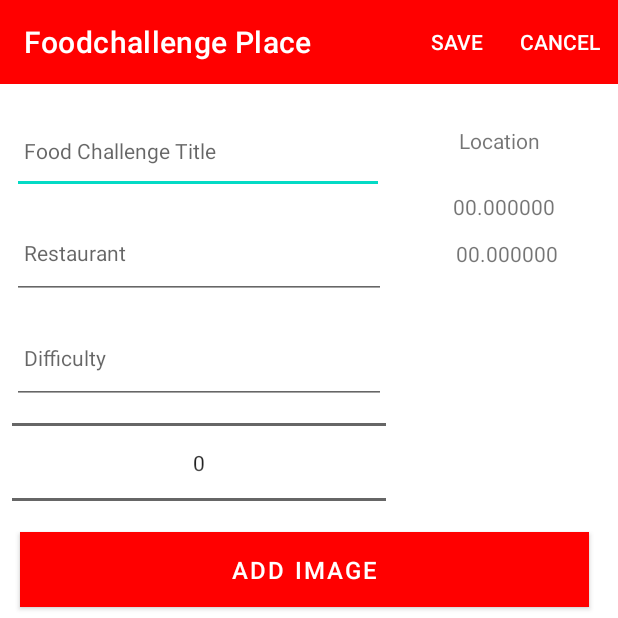
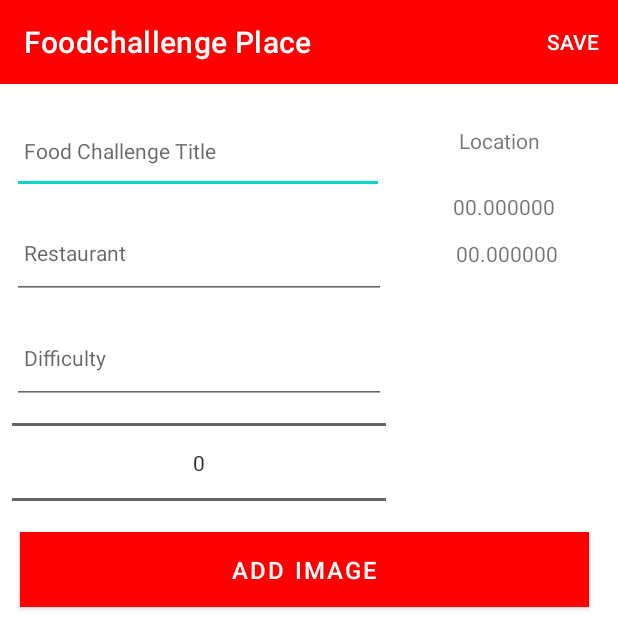
Before and after one commit to Colarein/FoodChallengePlaceApp, an Android app: the FoodchallengePlaceView screen opened directly, with no data from a screen before it, on a phone screen of 412 x 824 dp, the top half of it. Run offline under Robolectric (Android 15) with nearby library versions, the phone set to English and light mode, and no system bars; our stand-ins replace Firebase (no records; nobody signed in at launch, a user with empty details on screens opened directly), Picasso, Timber; pictures from the network do not load; 3 statements that could not run were skipped.

Commit message:
Removal of Address field and updating the layout of content foodchallenge Maps

```diff
--- a/app/src/main/java/org/wit/foodchallengeplace/helpers/LocationHelpers.kt
+++ b/app/src/main/java/org/wit/foodchallengeplace/helpers/LocationHelpers.kt
@@ -1,13 +1,21 @@
+@file:Suppress("DEPRECATION")
+
 package org.wit.foodchallengeplace.helpers
 
 import android.Manifest
+import android.annotation.SuppressLint
 import android.app.Activity
 import android.content.pm.PackageManager
 import androidx.core.app.ActivityCompat
+import com.google.android.gms.location.LocationRequest
+import com.google.android.gms.location.LocationRequest.create
+import com.google.android.gms.location.LocationRequest.PRIORITY_HIGH_ACCURACY
+import java.util.concurrent.TimeUnit
 
-val REQUEST_PERMISSIONS_REQUEST_CODE = 34
+const val REQUEST_PERMISSIONS_REQUEST_CODE = 34
 
 fun checkLocationPermissions(activity: Activity) : Boolean {
+
     if (ActivityCompat.checkSelfPermission(activity, Manifest.permission.ACCESS_FINE_LOCATION) == PackageManager.PERMISSION_GRANTED) {
         return true
     }
@@ -16,3 +24,12 @@ fun checkLocationPermissions(activity: Activity) : Boolean {
         return false
     }
 }
+@SuppressLint("RestrictedApi")
+fun createDefaultLocationRequest() : LocationRequest {
+    val locationRequest = create().apply{
+        interval = TimeUnit.SECONDS.toMillis(60)
+        fastestInterval = TimeUnit.SECONDS.toMillis(30)
+        priority = PRIORITY_HIGH_ACCURACY
+    }
+    return locationRequest
+}
--- a/app/src/main/java/org/wit/foodchallengeplace/views/foodchallengeplace/FoodchallengePlacePresenter.kt
+++ b/app/src/main/java/org/wit/foodchallengeplace/views/foodchallengeplace/FoodchallengePlacePresenter.kt
@@ -11,6 +11,8 @@ import androidx.activity.result.ActivityResultLauncher
 import androidx.activity.result.contract.ActivityResultContracts
 import androidx.appcompat.app.AppCompatActivity
 import com.google.android.gms.location.FusedLocationProviderClient
+import com.google.android.gms.location.LocationCallback
+import com.google.android.gms.location.LocationResult
 import com.google.android.gms.location.LocationServices
 import com.google.android.gms.maps.CameraUpdateFactory
 import com.google.android.gms.maps.GoogleMap
@@ -19,10 +21,11 @@ import com.google.android.gms.maps.model.MarkerOptions
 import org.wit.foodchallengeplace.main.MainApp
 import org.wit.foodchallengeplace.views.location.EditLocationView
 import org.wit.foodchallengeplace.helpers.checkLocationPermissions
+import org.wit.foodchallengeplace.helpers.createDefaultLocationRequest
 import timber.log.Timber.i
 
-@Suppress("DEPRECATION")
 class FoodchallengePlacePresenter(private val view: FoodchallengePlaceView) {
+    private val locationRequest = createDefaultLocationRequest()
     var map: GoogleMap? = null
     var foodchallengeplace = FoodchallengePlaceModel()
     var app: MainApp = view.application as MainApp
@@ -43,14 +46,15 @@ class FoodchallengePlacePresenter(private val view: FoodchallengePlaceView) {
         doPermissionLauncher()
         registerImagePickerCallback()
         registerMapCallback()
-        setupChallengePicker()
+        // setupChallengePicker()
 
         if (view.intent.hasExtra("foodchallengeplace_edit")) {
             edit = true
+            @Suppress("DEPRECATION")
             foodchallengeplace = view.intent.extras?.getParcelable("foodchallengeplace_edit")!!
             view.showFoodchallengeplace(foodchallengeplace)
-        } else {
-
+        }
+        else {
             if (checkLocationPermissions(view)) {
                 doSetCurrentLocation()
             }
@@ -86,13 +90,12 @@ class FoodchallengePlacePresenter(private val view: FoodchallengePlaceView) {
     }
 
     fun doSelectImage() {
-        view.let {
+        // view.let {
             showImagePicker(imageIntentLauncher)
-        }
+        // }
     }
 
     fun doSetLocation() {
-
         if (foodchallengeplace.zoom != 0f) {
             location.lat = foodchallengeplace.lat
             location.lng = foodchallengeplace.lng
@@ -112,15 +115,21 @@ class FoodchallengePlacePresenter(private val view: FoodchallengePlaceView) {
         }
     }
 
-    fun cacheFoodchallengeplace (
-        title: String, restaurant: String,
-        difficulty: String) //, challengePicker: Array<Int>)
-    {
-        foodchallengeplace.title = title
-        foodchallengeplace.restaurant = restaurant
-        foodchallengeplace.difficulty = difficulty
-        // foodchallengeplace.challengePicker = challengePicker
+    @SuppressLint("MissingPermission")
+    fun doRestartLocationUpdates() {
+        var locationCallback = object : LocationCallback() {
+            override fun onLocationResult(locationResult: LocationResult) {
+                if (locationResult.locations != null) {
+                    val l = locationResult.locations.last()
+                    locationUpdate(l.latitude, l.longitude)
+                }
+            }
+        }
+        if (!edit) {
+            locationService.requestLocationUpdates(locationRequest, locationCallback, null)
+        }
     }
+
     fun doConfigureMap(m: GoogleMap) {
         map = m
         locationUpdate(foodchallengeplace.lat, foodchallengeplace.lng)
@@ -136,6 +145,16 @@ class FoodchallengePlacePresenter(private val view: FoodchallengePlaceView) {
         map?.addMarker(options)
         map?.moveCamera(CameraUpdateFactory.newLatLngZoom(LatLng(foodchallengeplace.lat, foodchallengeplace.lng), foodchallengeplace.zoom))
         view.showFoodchallengeplace(foodchallengeplace)
+    }
+
+    fun cacheFoodchallengeplace (
+        title: String, restaurant: String,
+        difficulty: String) //, challengePicker: Array<Int>)
+    {
+        foodchallengeplace.title = title
+        foodchallengeplace.restaurant = restaurant
+        foodchallengeplace.difficulty = difficulty
+        // foodchallengeplace.challengePicker = challengePicker
     }
 
     private fun registerImagePickerCallback() {
@@ -181,18 +200,6 @@ class FoodchallengePlacePresenter(private val view: FoodchallengePlaceView) {
             }
     }
 
-    private fun setupChallengePicker() {
-        val challengePicker = binding.challengePicker
-        val values = arrayOf("Spicy", "BIG", "Speed")
-        challengePicker.minValue = 0
-        challengePicker.maxValue = values.size - 1
-        challengePicker.displayedValues = values
-        challengePicker.wrapSelectorWheel = true
-        challengePicker.setOnValueChangedListener { _, oldVal, newVal ->
-            val text = "Changed from " + values[oldVal] + " to " + values[newVal]
-            //Toast.makeText(this@FoodchallengePlacePresenter, text, Toast.LENGTH_SHORT).show()
-        }
-    }
     private fun doPermissionLauncher() {
         i("permission check called")
         requestPermissionLauncher =
@@ -205,4 +212,17 @@ class FoodchallengePlacePresenter(private val view: FoodchallengePlaceView) {
                 }
             }
     }
-}
+//
+//    private fun setupChallengePicker() {
+//        val challengePicker = binding.challengePicker
+//        val values = arrayOf("Spicy", "BIG", "Speed")
+//        challengePicker.minValue = 0
+//        challengePicker.maxValue = values.size - 1
+//        challengePicker.displayedValues = values
+//        challengePicker.wrapSelectorWheel = true
+//        challengePicker.setOnValueChangedListener { _, oldVal, newVal ->
+//            val text = "Changed from " + values[oldVal] + " to " + values[newVal]
+//            //Toast.makeText(this@FoodchallengePlacePresenter, text, Toast.LENGTH_SHORT).show()
+//        }
+//    }
+    }
--- a/app/src/main/java/org/wit/foodchallengeplace/views/location/EditLocationView.kt
+++ b/app/src/main/java/org/wit/foodchallengeplace/views/location/EditLocationView.kt
@@ -39,7 +39,9 @@ class EditLocationView : AppCompatActivity(), OnMapReadyCallback,
     }
 
     override fun onMarkerDragEnd(marker: Marker) {
-        presenter.doUpdateLocation(marker.position.latitude,marker.position.longitude, map.cameraPosition.zoom)
+        presenter.doUpdateLocation(
+            marker.position.latitude, marker.position.longitude,
+            map.cameraPosition.zoom)
     }
 
     override fun onMarkerClick(marker: Marker): Boolean {
@@ -47,7 +49,6 @@ class EditLocationView : AppCompatActivity(), OnMapReadyCallback,
         return false
     }
 
-    @Deprecated("Deprecated in Java", ReplaceWith("presenter.doOnBackPressed()"))
     override fun onBackPressed() {
         presenter.doOnBackPressed()
 
--- a/app/src/main/res/menu/menu_foodchallengeplace.xml
+++ b/app/src/main/res/menu/menu_foodchallengeplace.xml
@@ -10,8 +10,8 @@
         android:id="@+id/item_delete"
         android:title="@string/menu_deleteFoodchallengeplace"
         app:showAsAction="always" />
-    <item
-        android:id="@+id/item_cancel"
-        android:title="@string/menu_cancelFoodchallengeplace"
-        app:showAsAction="always"/>
+<!--    <item-->
+<!--        android:id="@+id/item_cancel"-->
+<!--        android:title="@string/menu_cancelFoodchallengeplace"-->
+<!--        app:showAsAction="always"/>-->
 </menu>
```
Also changed, not shown: app/src/main/java/org/wit/foodchallengeplace/views/foodchallengeplace/FoodchallengePlaceView.kt (+13 -19 lines), app/src/main/res/layout/content_foodchallenge_place_maps.xml (+8 -20 lines).
